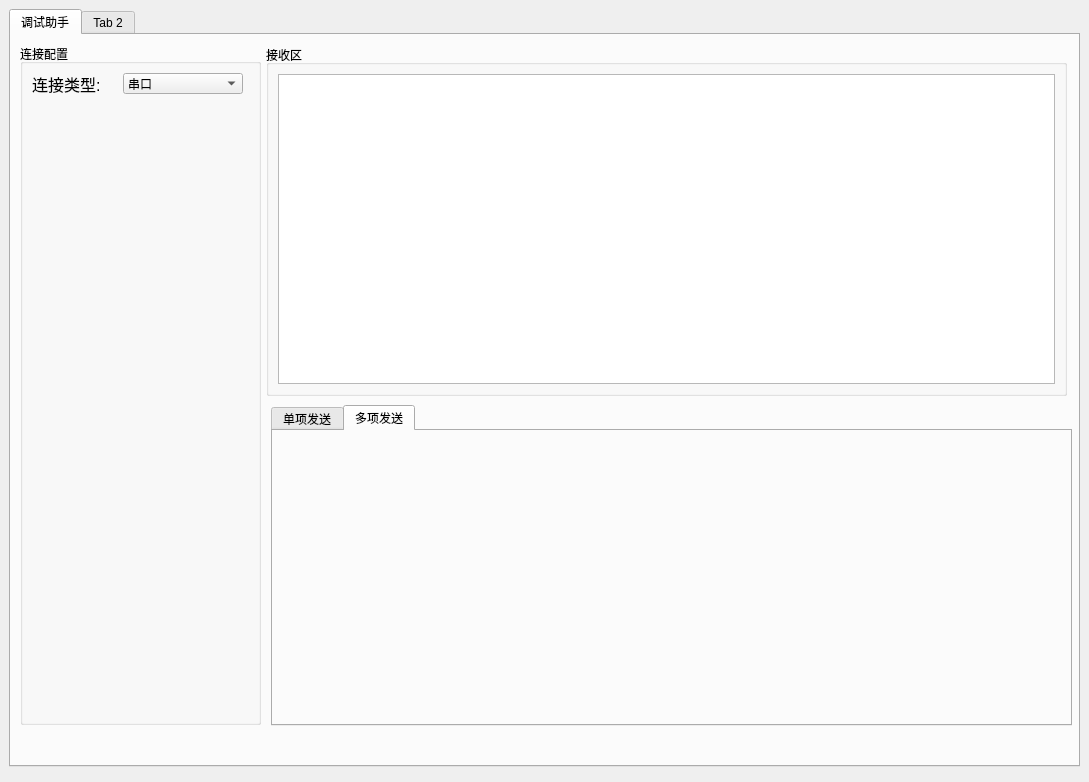
The window that form/main_window.ui (half-nothing/UpperComputer) describes before a commit, drawn with Qt 5.
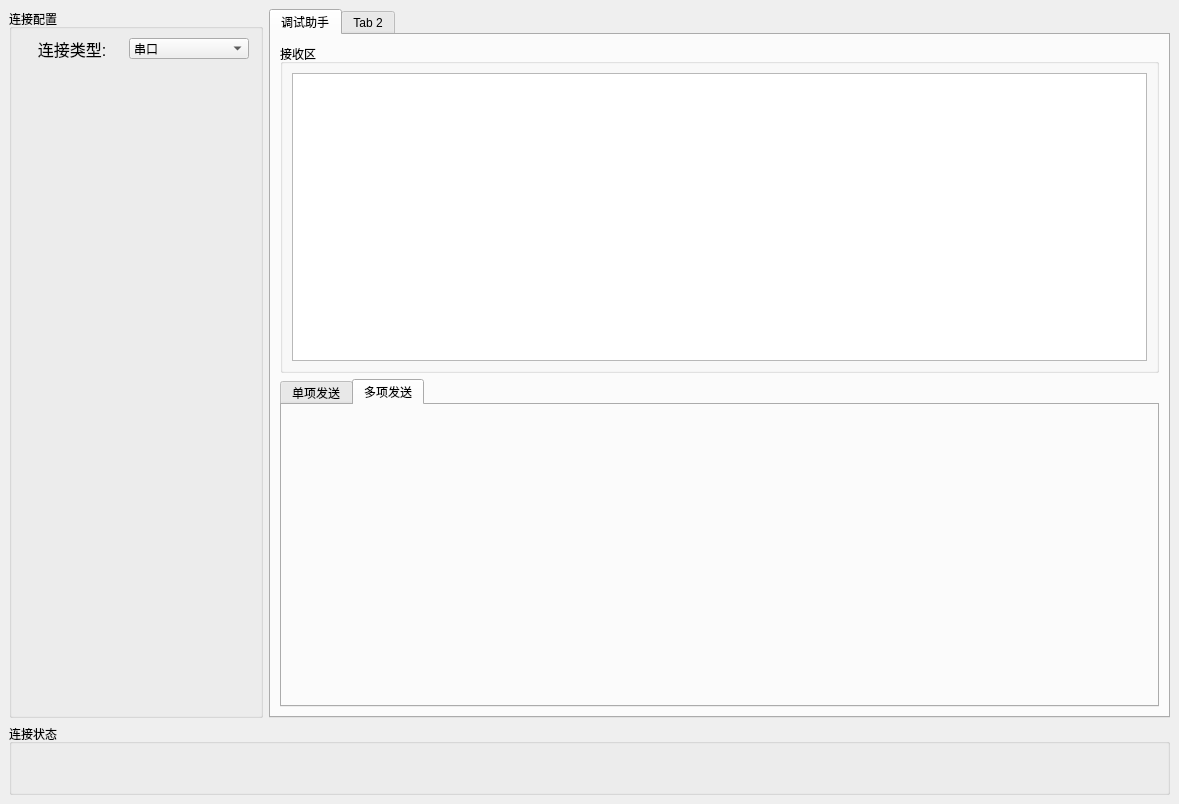
The same window after the commit. The open tabs and pages were chosen to show the change. Custom widgets are drawn as their Qt base class.

```diff
--- a/form/main_window.ui
+++ b/form/main_window.ui
@@ -7,38 +7,51 @@
    <rect>
     <x>0</x>
     <y>0</y>
-    <width>1089</width>
-    <height>782</height>
+    <width>1174</width>
+    <height>804</height>
    </rect>
   </property>
   <property name="windowTitle">
    <string>MainWindow</string>
   </property>
   <widget class="QWidget" name="centralwidget">
-   <layout class="QVBoxLayout" name="verticalLayout">
-    <item>
-     <widget class="QTabWidget" name="tabWidget">
-      <property name="currentIndex">
-       <number>0</number>
-      </property>
-      <widget class="QWidget" name="debug_helper">
-       <attribute name="title">
-        <string>调试助手</string>
-       </attribute>
+   <layout class="QGridLayout" name="gridLayout_6">
+    <item row="0" column="0">
        <widget class="QGroupBox" name="groupBox">
-        <property name="geometry">
-         <rect>
-          <x>9</x>
-          <y>9</y>
-          <width>241</width>
-          <height>681</height>
-         </rect>
-        </property>
         <property name="title">
          <string>连接配置</string>
         </property>
-        <layout class="QGridLayout" name="gridLayout_2">
-         <item row="0" column="2">
+      <layout class="QGridLayout" name="gridLayout_5">
+       <item row="0" column="0">
+        <layout class="QGridLayout" name="gridLayout_4">
+         <item row="0" column="0">
+          <widget class="QLabel" name="label">
+           <property name="sizePolicy">
+            <sizepolicy hsizetype="Fixed" vsizetype="Fixed">
+             <horstretch>0</horstretch>
+             <verstretch>0</verstretch>
+            </sizepolicy>
+           </property>
+           <property name="minimumSize">
+            <size>
+             <width>100</width>
+             <height>20</height>
+            </size>
+           </property>
+           <property name="font">
+            <font>
+             <pointsize>12</pointsize>
+            </font>
+           </property>
+           <property name="text">
+            <string notr="true">连接类型:</string>
+           </property>
+           <property name="alignment">
+            <set>Qt::AlignCenter</set>
+           </property>
+          </widget>
+         </item>
+         <item row="0" column="1">
           <widget class="QComboBox" name="connect_config_select">
            <property name="sizePolicy">
             <sizepolicy hsizetype="Fixed" vsizetype="Fixed">
@@ -75,15 +88,23 @@
            </item>
           </widget>
          </item>
-         <item row="1" column="1" colspan="2">
+        </layout>
+       </item>
+       <item row="1" column="0">
           <widget class="QWidget" name="widget" native="true">
            <property name="enabled">
             <bool>true</bool>
            </property>
            <property name="minimumSize">
             <size>
-             <width>221</width>
-             <height>621</height>
+           <width>0</width>
+           <height>0</height>
+          </size>
+         </property>
+         <property name="maximumSize">
+          <size>
+           <width>16777214</width>
+           <height>16777214</height>
             </size>
            </property>
            <layout class="QGridLayout" name="gridLayout_3">
@@ -99,17 +120,32 @@
             <property name="bottomMargin">
              <number>0</number>
             </property>
-            <property name="spacing">
+          <property name="horizontalSpacing">
              <number>0</number>
             </property>
+          <property name="verticalSpacing">
+           <number>4</number>
+          </property>
             <item row="0" column="0">
              <widget class="QStackedWidget" name="connect_config">
+            <property name="sizePolicy">
+             <sizepolicy hsizetype="Expanding" vsizetype="Expanding">
+              <horstretch>0</horstretch>
+              <verstretch>0</verstretch>
+             </sizepolicy>
+            </property>
               <property name="minimumSize">
                <size>
-                <width>231</width>
+              <width>200</width>
                 <height>641</height>
                </size>
               </property>
+            <property name="maximumSize">
+             <size>
+              <width>200</width>
+              <height>16777215</height>
+             </size>
+            </property>
               <property name="currentIndex">
                <number>2</number>
               </property>
@@ -121,72 +157,39 @@
            </layout>
           </widget>
          </item>
+      </layout>
+     </widget>
+    </item>
          <item row="0" column="1">
-          <widget class="QLabel" name="label">
-           <property name="sizePolicy">
-            <sizepolicy hsizetype="Fixed" vsizetype="Fixed">
-             <horstretch>0</horstretch>
-             <verstretch>0</verstretch>
-            </sizepolicy>
-           </property>
+     <widget class="QTabWidget" name="tabWidget">
            <property name="minimumSize">
             <size>
-             <width>68</width>
-             <height>20</height>
-            </size>
-           </property>
-           <property name="font">
-            <font>
-             <pointsize>12</pointsize>
-            </font>
-           </property>
-           <property name="text">
-            <string>连接类型:</string>
-           </property>
-          </widget>
-         </item>
-         <item row="0" column="0">
-          <spacer name="horizontalSpacer">
-           <property name="orientation">
-            <enum>Qt::Horizontal</enum>
-           </property>
-           <property name="sizeHint" stdset="0">
-            <size>
-             <width>40</width>
-             <height>20</height>
-            </size>
-           </property>
-          </spacer>
-         </item>
-        </layout>
-       </widget>
+        <width>901</width>
+        <height>701</height>
+       </size>
+      </property>
+      <property name="currentIndex">
+       <number>0</number>
+      </property>
+      <widget class="QWidget" name="debug_helper">
+       <attribute name="title">
+        <string>调试助手</string>
+       </attribute>
+       <layout class="QVBoxLayout" name="verticalLayout">
+        <item>
        <widget class="QGroupBox" name="receive_area">
-        <property name="geometry">
-         <rect>
-          <x>255</x>
-          <y>10</y>
-          <width>801</width>
-          <height>351</height>
-         </rect>
-        </property>
         <property name="title">
          <string>接收区</string>
         </property>
         <layout class="QGridLayout" name="gridLayout">
          <item row="0" column="0">
-          <widget class="QTextEdit" name="receive_text"/>
+            <widget class="QPlainTextEdit" name="receive_text"/>
          </item>
         </layout>
        </widget>
+        </item>
+        <item>
        <widget class="QTabWidget" name="send_area">
-        <property name="geometry">
-         <rect>
-          <x>260</x>
-          <y>370</y>
-          <width>801</width>
-          <height>321</height>
-         </rect>
-        </property>
         <property name="currentIndex">
          <number>1</number>
         </property>
@@ -201,6 +204,8 @@
          </attribute>
         </widget>
        </widget>
+        </item>
+       </layout>
       </widget>
       <widget class="QWidget" name="tab_2">
        <attribute name="title">
@@ -209,14 +214,29 @@
       </widget>
      </widget>
     </item>
-    <item>
+    <item row="1" column="0" colspan="2">
+     <widget class="QGroupBox" name="groupBox_2">
+      <property name="minimumSize">
+       <size>
+        <width>1161</width>
+        <height>61</height>
+       </size>
+      </property>
+      <property name="title">
+       <string>连接状态</string>
+      </property>
+      <layout class="QGridLayout" name="gridLayout_2">
+       <item row="0" column="0">
      <widget class="SoftStatus" name="soft_status" native="true">
       <property name="minimumSize">
        <size>
-        <width>0</width>
-        <height>0</height>
-       </size>
-      </property>
+           <width>658</width>
+           <height>33</height>
+          </size>
+         </property>
+        </widget>
+       </item>
+      </layout>
      </widget>
     </item>
    </layout>
```
Left out of the diff: 25 changed lines with no effect on the pictures. Lines whose indentation alone changed are shown as unchanged.
